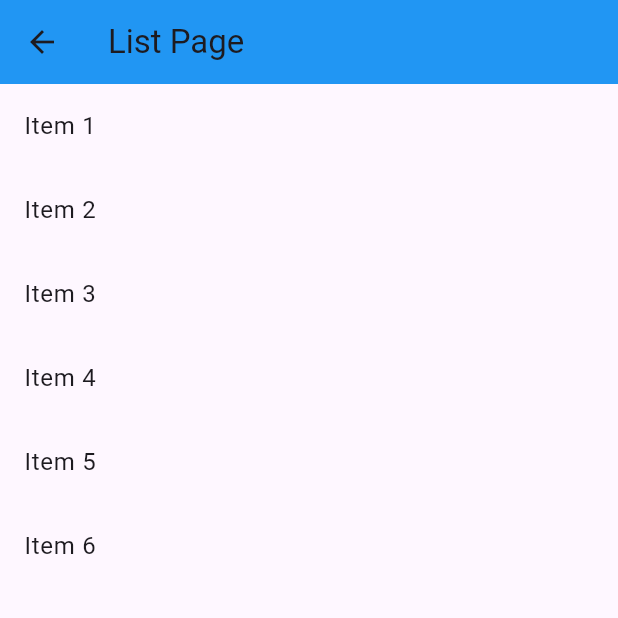
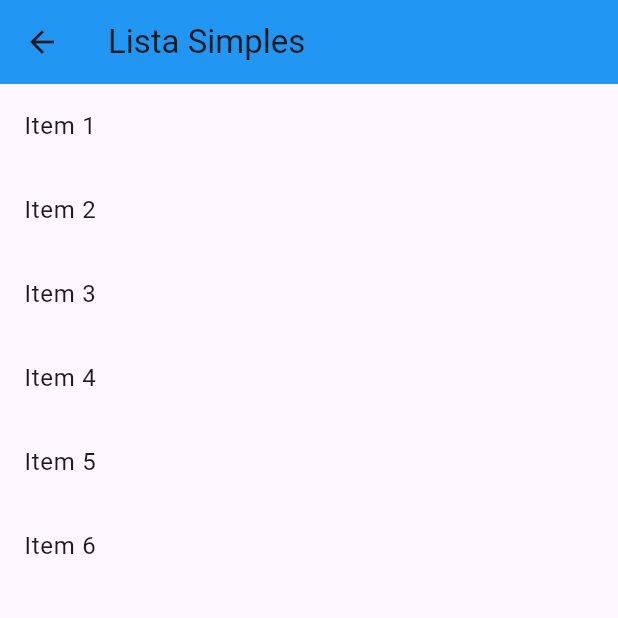
Before and after one commit to jonasmouradev/FlutterTesteEstagiario, a Flutter app: the ListPage screen opened directly, on a phone screen of 412 x 824 dp, the top half of it. Run offline on Flutter 3.47's test engine with Material 3 defaults, Android fonts, the phone set to English and light mode, and no system bars.

```diff
--- a/lib/api.dart
+++ b/lib/api.dart
@@ -46,7 +46,8 @@ class _PostListScreenState extends State<PostListScreen> {
   Widget build(BuildContext context) {
     return Scaffold(
       appBar: AppBar(
-        title: const Text('Posts'),
+        backgroundColor: Colors.blue,
+        title: const Text('Postagens'),
       ),
       body: ListView.builder(
         itemCount: _posts.length,
@@ -77,6 +78,7 @@ class PostDetailsScreen extends StatelessWidget {
   Widget build(BuildContext context) {
     return Scaffold(
       appBar: AppBar(
+        backgroundColor: Colors.blue,
         title: const Text('Detalhes'),
       ),
       body: ListView(
--- a/lib/form.dart
+++ b/lib/form.dart
@@ -16,6 +16,10 @@ class _LoginPageState extends State<LoginPage> {
   @override
   Widget build(BuildContext context) {
     return Scaffold(
+      appBar: AppBar(
+        title: const Text('Formulário de Login'),
+        backgroundColor: Colors.blue,
+      ),
       body: Form(
         key: _formKey,
         child: SizedBox(
--- a/lib/list_page.dart
+++ b/lib/list_page.dart
@@ -14,7 +14,7 @@ class ListPageState extends State<ListPage> {
   Widget build(BuildContext context) {
     return Scaffold(
       appBar: AppBar(
-        title: const Text('List Page'),
+        title: const Text('Lista Simples'),
         backgroundColor: Colors.blue,
       ),
       body: ListView.builder(
--- a/lib/ui_basica.dart
+++ b/lib/ui_basica.dart
@@ -33,7 +33,7 @@ class MyHomePage extends StatelessWidget {
                 onPressed: () {
                   final snackBar = SnackBar(
                     content: const Text('Olá, Next Tecnologia!'),
-                    duration: const Duration(seconds: 2),
+                    duration: const Duration(seconds: 1),
                     action: SnackBarAction(
                       label: 'Fechar',
                       onPressed: () {},
```
